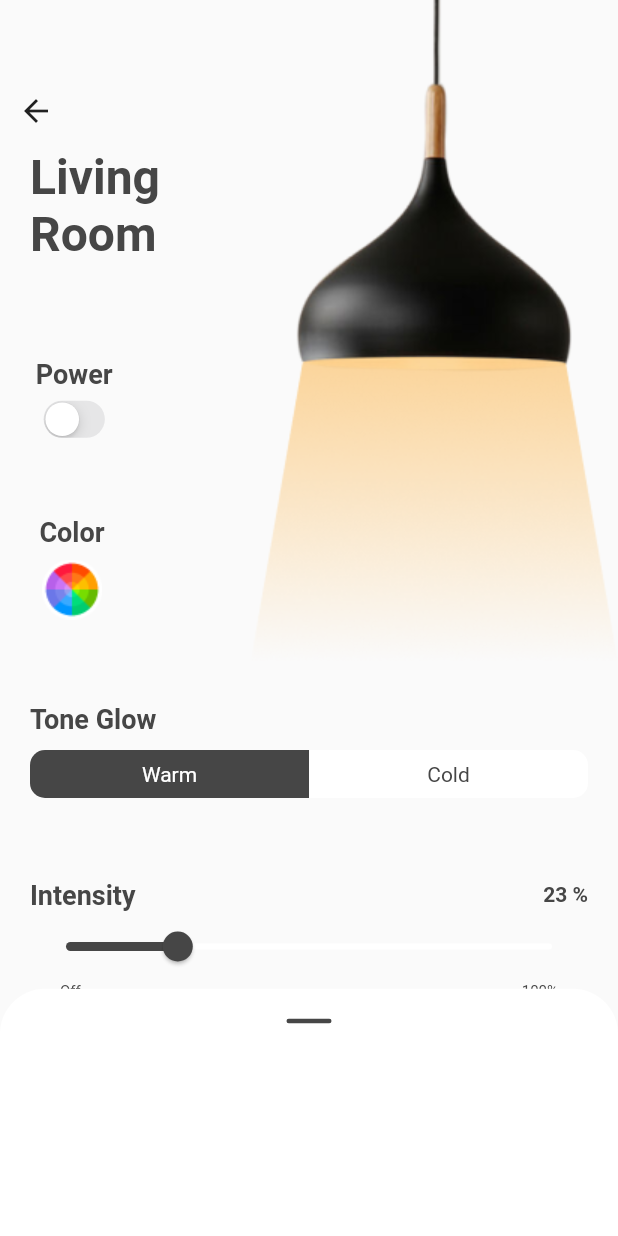
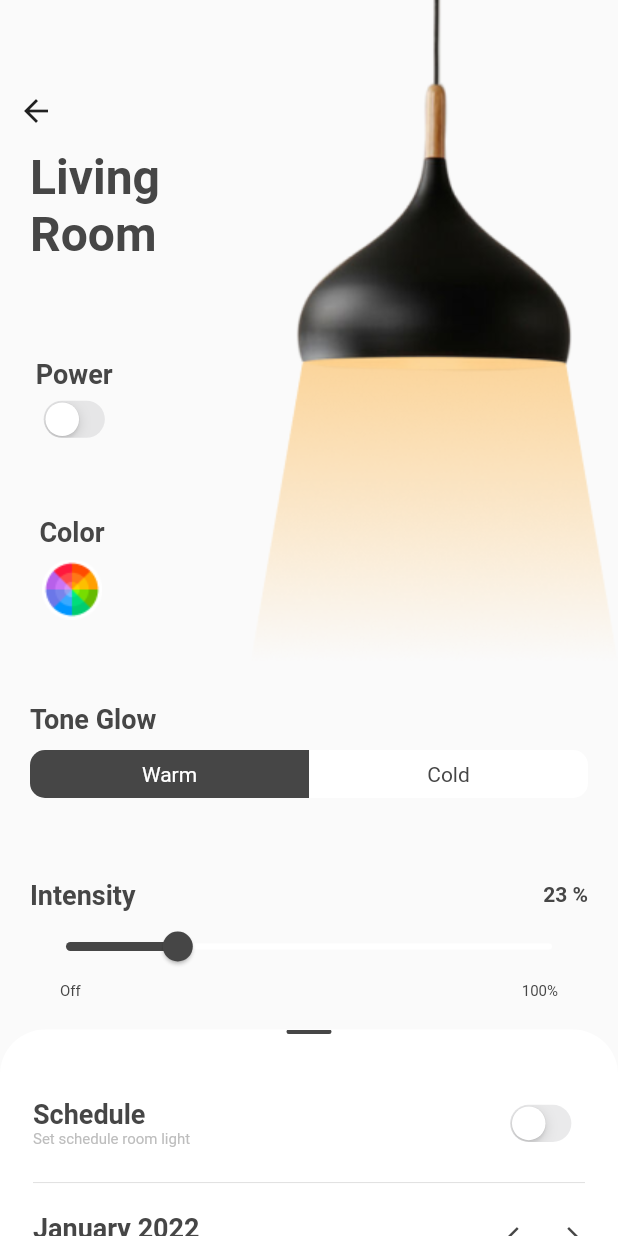
Before and after one commit to 40rty5ive/Smart-Home, a Flutter app: the SmartLightWidget screen opened by its route, on a phone screen of 412 x 824 dp. Run offline on Flutter 3.47's test engine with Material 2 defaults, Android fonts, the phone set to English and light mode, and no system bars; our stand-ins replace dotted_border.

Commit message:
Add Schedule Page

```diff
--- a/lib/main.dart
+++ b/lib/main.dart
@@ -1,6 +1,6 @@
 import 'package:flutter/material.dart';
 import 'package:smart_home_layot/widgets/home_page/home_page_widget.dart';
-import 'package:smart_home_layot/widgets/home_page/smart_light_widget.dart';
+import 'package:smart_home_layot/widgets/smart_light_page/smart_light_widget.dart';
 
 void main() {
   runApp(const MyApp());
--- a/lib/theme/app_colors.dart
+++ b/lib/theme/app_colors.dart
@@ -2,4 +2,5 @@ import 'package:flutter/material.dart';
 
 abstract class AppColors {
   static const mainGray = Color.fromRGBO(70, 70, 70, 1);
+  static const mainLightGray = Color.fromRGBO(189, 189, 189, 1);
 }
--- a/lib/theme/app_text_style.dart
+++ b/lib/theme/app_text_style.dart
@@ -18,4 +18,19 @@ abstract class AppTextStyle {
     fontSize: 10,
     fontWeight: FontWeight.w400,
   );
+  static const TextStyle microLightGrayMainText = TextStyle(
+    color: AppColors.mainLightGray,
+    fontSize: 10,
+    fontWeight: FontWeight.w400,
+  );
+  static const TextStyle mediumWhiteText = TextStyle(
+    color: Colors.white,
+    fontSize: 16,
+    fontWeight: FontWeight.w600,
+  );
+  static const TextStyle mediumLightGrayText = TextStyle(
+    color: AppColors.mainLightGray,
+    fontSize: 16,
+    fontWeight: FontWeight.w600,
+  );
 }
--- /dev/null
+++ b/lib/widgets/smart_light_page/set_up_schedule.dart
@@ -0,0 +1,287 @@
+// ignore_for_file: prefer_const_constructors, prefer_const_literals_to_create_immutables
+
+import 'package:flutter/cupertino.dart';
+import 'package:flutter/material.dart';
+
+import '../../theme/app_colors.dart';
+import '../../theme/app_text_style.dart';
+
+class SetUpSchedule extends StatefulWidget {
+  const SetUpSchedule({Key? key}) : super(key: key);
+
+  @override
+  _SetUpScheduleState createState() => _SetUpScheduleState();
+}
+
+class _SetUpScheduleState extends State<SetUpSchedule> {
+  @override
+  Widget build(BuildContext context) {
+    return DraggableScrollableSheet(
+      initialChildSize: 0.167,
+      minChildSize: 0.167,
+      maxChildSize: 0.8,
+      builder: (BuildContext context, ScrollController scrollController) {
+        return Container(
+          decoration: BoxDecoration(
+            color: Colors.white,
+            borderRadius: BorderRadius.only(
+              topLeft: Radius.circular(30.0),
+              topRight: Radius.circular(30.0),
+            ),
+          ),
+          child: ListView(
+            controller: scrollController,
+            children: [
+              Padding(
+                padding: const EdgeInsets.symmetric(horizontal: 22),
+                child: Column(
+                  children: [
+                    TopLineWidget(),
+                    EnableScheduleWidget(),
+                    Divider(
+                      height: 0,
+                    ),
+                    ChoseMonthWidget(),
+                    SelectDayWidget(),
+                  ],
+                ),
+              ),
+            ],
+          ),
+        );
+      },
+    );
+  }
+}
+
+class CardDay {
+  final TextStyle textStyle;
+  final Color backgroundColor;
+  final Color borderColor;
+  final String day;
+
+  CardDay({
+    required this.day,
+    required this.textStyle,
+    required this.backgroundColor,
+    required this.borderColor,
+  });
+}
+
+class SelectDayWidget extends StatelessWidget {
+  SelectDayWidget({
+    Key? key,
+  }) : super(key: key);
+
+  final _days = [
+    CardDay(
+      day: '01 Sat',
+      textStyle: AppTextStyle.mediumWhiteText,
+      backgroundColor: AppColors.mainGray,
+      borderColor: AppColors.mainGray,
+    ),
+    CardDay(
+      day: '02 Sun',
+      textStyle: AppTextStyle.mediumLightGrayText,
+      backgroundColor: Colors.white,
+      borderColor: AppColors.mainLightGray,
+    ),
+    CardDay(
+      day: '03 Mun',
+      textStyle: AppTextStyle.mediumLightGrayText,
+      backgroundColor: Colors.white,
+      borderColor: AppColors.mainLightGray,
+    ),
+    CardDay(
+      day: '04 Tue',
+      textStyle: AppTextStyle.mediumWhiteText,
+      backgroundColor: AppColors.mainGray,
+      borderColor: AppColors.mainGray,
+    ),
+    CardDay(
+      day: '05 Wed',
+      textStyle: AppTextStyle.mediumWhiteText,
+      backgroundColor: AppColors.mainGray,
+      borderColor: AppColors.mainGray,
+    ),
+    CardDay(
+      day: '06 Ths',
+      textStyle: AppTextStyle.mediumLightGrayText,
+      backgroundColor: Colors.white,
+      borderColor: AppColors.mainLightGray,
+    ),
+    CardDay(
+      day: '07 Fri',
+      textStyle: AppTextStyle.mediumLightGrayText,
+      backgroundColor: Colors.white,
+      borderColor: AppColors.mainLightGray,
+    ),
+  ];
+
+  @override
+  Widget build(BuildContext context) {
+    return SizedBox(
+      height: 80,
+      child: ListView.separated(
+          scrollDirection: Axis.horizontal,
+          itemCount: _days.length,
+          separatorBuilder: (context, index) => SizedBox(
+                width: 18,
+              ),
+          itemBuilder: (BuildContext context, int index) {
+            final day = _days[index];
+            return Container(
+              height: 80,
+              width: 80,
+              decoration: BoxDecoration(
+                borderRadius: BorderRadius.circular(10),
+                color: day.backgroundColor,
+                border: Border.all(
+                  color: day.borderColor,
+                ),
+              ),
+              child: Column(
+                mainAxisSize: MainAxisSize.max,
+                mainAxisAlignment: MainAxisAlignment.center,
+                children: [
+                  Padding(
+                    padding: const EdgeInsets.symmetric(horizontal: 18),
+                    child: Text(
+                      day.day,
+                      style: day.textStyle,
+                      maxLines: 2,
+                      textAlign: TextAlign.center,
+                    ),
+                  ),
+                ],
+              ),
+            );
+          }),
+    );
+  }
+}
+
+class ChoseMonthWidget extends StatelessWidget {
+  const ChoseMonthWidget({
+    Key? key,
+  }) : super(key: key);
+
+  @override
+  Widget build(BuildContext context) {
+    return Padding(
+      padding: const EdgeInsets.symmetric(vertical: 20),
+      child: Row(
+        mainAxisSize: MainAxisSize.max,
+        mainAxisAlignment: MainAxisAlignment.spaceBetween,
+        children: [
+          Column(
+            crossAxisAlignment: CrossAxisAlignment.start,
+            children: [
+              Text(
+                'January 2022',
+                style: AppTextStyle.mainText,
+              ),
+              Text(
+                'Select the desired date',
+                style: AppTextStyle.microLightGrayMainText,
+              ),
+            ],
+          ),
+          Row(
+            children: [
+              Icon(
+                Icons.arrow_back_ios,
+                color: AppColors.mainGray,
+                size: 16,
+              ),
+              SizedBox(width: 20),
+              Icon(
+                Icons.arrow_forward_ios,
+                color: AppColors.mainGray,
+                size: 16,
+              ),
+            ],
+          ),
+        ],
+      ),
+    );
+  }
+}
+
+class EnableScheduleWidget extends StatefulWidget {
+  const EnableScheduleWidget({Key? key}) : super(key: key);
+
+  @override
+  _EnableScheduleWidgetState createState() => _EnableScheduleWidgetState();
+}
+
+class _EnableScheduleWidgetState extends State<EnableScheduleWidget> {
+  bool _setSchedule = false;
+  @override
+  Widget build(BuildContext context) {
+    return Padding(
+      padding: const EdgeInsets.symmetric(vertical: 20),
+      child: Row(
+        mainAxisSize: MainAxisSize.max,
+        mainAxisAlignment: MainAxisAlignment.spaceBetween,
+        children: [
+          Column(
+            crossAxisAlignment: CrossAxisAlignment.start,
+            children: [
+              Text(
+                'Schedule',
+                style: AppTextStyle.mainText,
+              ),
+              Text(
+                'Set schedule room light',
+                style: AppTextStyle.microLightGrayMainText,
+              )
+            ],
+          ),
+          Transform.scale(
+            scale: 0.8,
+            child: CupertinoSwitch(
+              onChanged: (bool value) {
+                setState(() {
+                  _setSchedule = value;
+                });
+              },
+              value: _setSchedule,
+              activeColor: AppColors.mainGray,
+            ),
+          ),
+        ],
+      ),
+    );
+  }
+}
+
+class TopLineWidget extends StatelessWidget {
+  const TopLineWidget({
+    Key? key,
+  }) : super(key: key);
+
+  @override
+  Widget build(BuildContext context) {
+    return Row(
+      mainAxisSize: MainAxisSize.max,
+      mainAxisAlignment: MainAxisAlignment.center,
+      children: [
+        Padding(
+          padding: const EdgeInsets.only(bottom: 20),
+          child: Container(
+            width: 30,
+            decoration: BoxDecoration(
+              color: Colors.white,
+              border: Border.all(
+                color: AppColors.mainGray,
+                width: 1.5,
+              ),
+              borderRadius: BorderRadius.circular(12),
+            ),
+          ),
+        ),
+      ],
+    );
+  }
+}
--- a/lib/widgets/home_page/smart_light_widget.dart
+++ b/lib/widgets/smart_light_page/smart_light_widget.dart
@@ -3,6 +3,7 @@
 import 'package:flutter/cupertino.dart';
 import 'package:flutter/material.dart';
 import 'package:smart_home_layot/resources/resources.dart';
+import 'package:smart_home_layot/widgets/smart_light_page/set_up_schedule.dart';
 
 import '../../theme/app_colors.dart';
 import '../../theme/app_text_style.dart';
@@ -27,46 +28,7 @@ class _SmartLightWidgetState extends State<SmartLightWidget> {
           ColorSelectorWidget(),
           ToneGlowWidget(),
           IntensityWidget(),
-          DraggableScrollableSheet(
-            initialChildSize: 0.2,
-            minChildSize: 0.13,
-            maxChildSize: 0.9,
-            builder: (BuildContext context, ScrollController scrollController) {
-              return Container(
-                decoration: BoxDecoration(
-                  color: Colors.white,
-                  borderRadius: BorderRadius.only(
-                    topLeft: Radius.circular(30.0),
-                    topRight: Radius.circular(30.0),
-                  ),
-                ),
-                child: Column(
-                  children: [
-                    Row(
-                      mainAxisSize: MainAxisSize.max,
-                      mainAxisAlignment: MainAxisAlignment.center,
-                      children: [
-                        Padding(
-                          padding: const EdgeInsets.only(top: 20),
-                          child: Container(
-                            width: 30,
-                            decoration: BoxDecoration(
-                              color: Colors.white,
-                              border: Border.all(
-                                color: AppColors.mainGray,
-                                width: 1.5,
-                              ),
-                              borderRadius: BorderRadius.circular(12),
-                            ),
-                          ),
-                        ),
-                      ],
-                    ),
-                  ],
-                ),
-              );
-            },
-          ),
+          SetUpSchedule(),
         ],
       ),
     );
```
